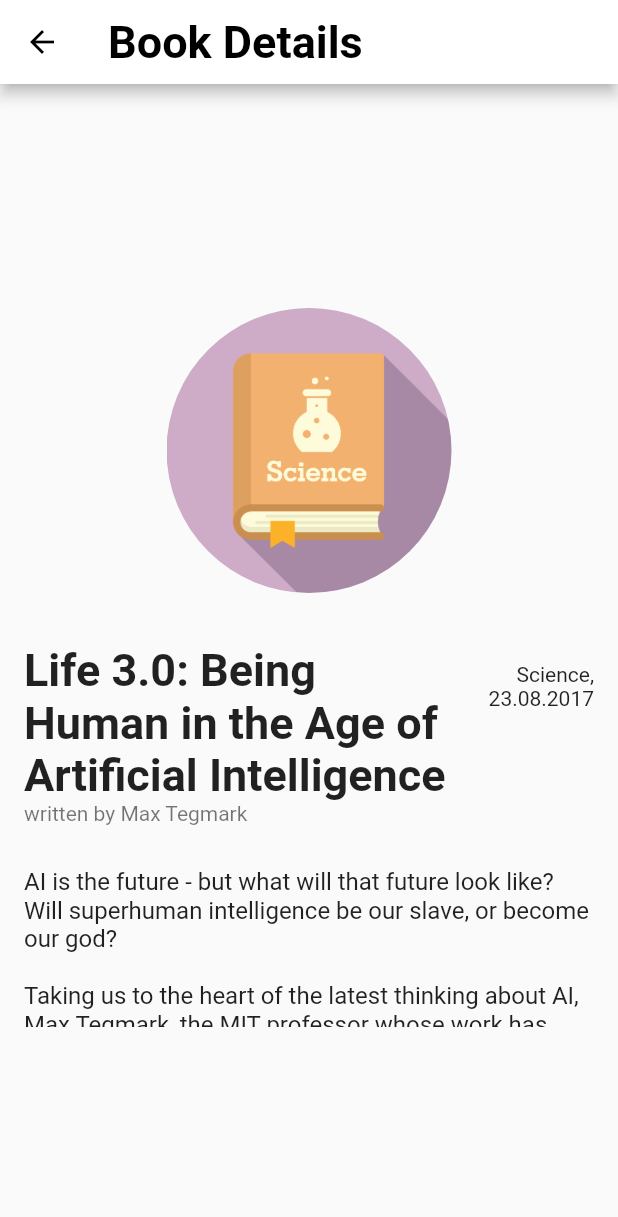
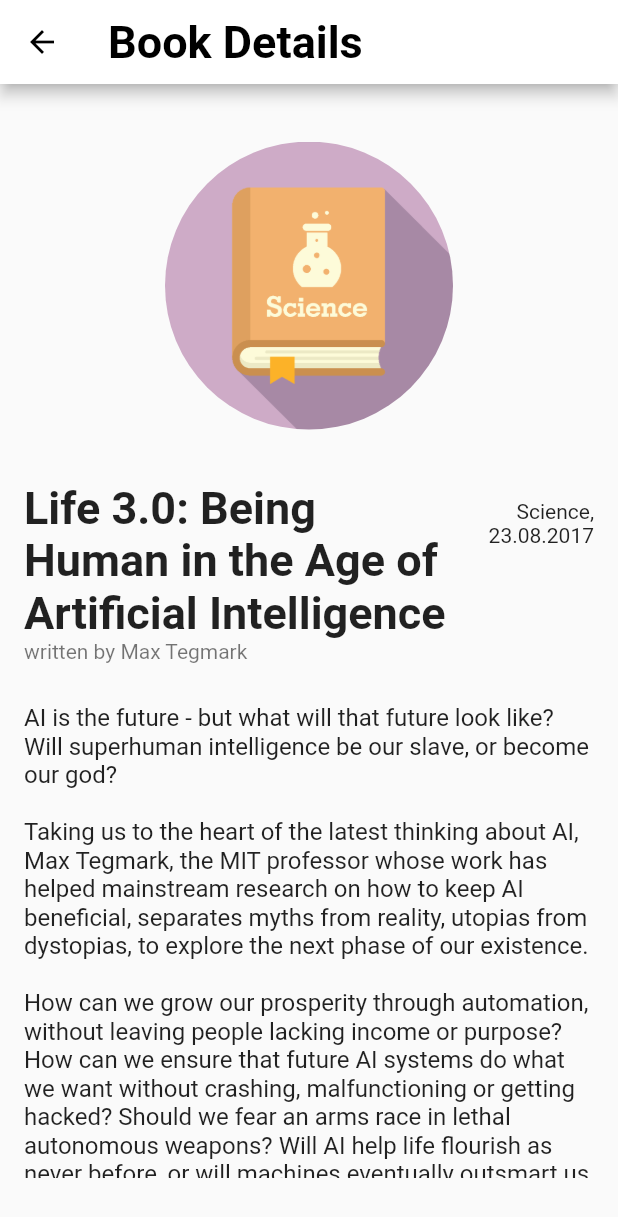
Before and after one commit to OliverKlukas/book_finder, a Flutter app: the screen it shows after launch, after a tap on "Life 3.0: Being Human in the Age of Arti", on a phone screen of 412 x 824 dp. Shown: the top 1217 px of the screen. Run offline on Flutter 3.47's test engine with Material 2 defaults, Android fonts, the phone set to English and light mode, and no system bars; our stand-ins replace flutter_typeahead.

Commit message:
integrated responsive design for web and mobile frontend versions

```diff
--- a/lib/components/library_tile_widget.dart
+++ b/lib/components/library_tile_widget.dart
@@ -20,18 +20,18 @@
             children: <Widget>[
               Text(
                 book.title,
-                maxLines: 2,
-                overflow: TextOverflow.ellipsis,
-                style: const TextStyle(
+                style: TextStyle(
                   fontSize: 22.0,
                   fontWeight: FontWeight.bold,
                 ),
+                maxLines: 1,
+                overflow: TextOverflow.ellipsis,
               ),
-              const Padding(padding: EdgeInsets.only(bottom: 2.0)),
               Text(
-                'written by ${book.author}',
-                style: const TextStyle(
-                  fontSize: 16.0,
+                book.author,
+                maxLines: 1,
+                style: TextStyle(
+                  fontSize: 18.0,
                   color: Colors.black54,
                 ),
               ),
@@ -46,15 +46,17 @@
             children: <Widget>[
               Text(
                 book.genre,
-                style: const TextStyle(
-                  fontSize: 16.0,
+                maxLines: 1,
+                style: TextStyle(
+                  fontSize: 18.0,
                   color: Colors.black87,
                 ),
               ),
               Text(
-                'Published on ' + DateFormat('dd.MM.y').format(book.date).toString(),
-                style: const TextStyle(
-                  fontSize: 16.0,
+                DateFormat('dd.MM.y').format(book.date),
+              maxLines: 1,
+                style: TextStyle(
+                  fontSize: 18.0,
                   color: Colors.black54,
                 ),
               ),
@@ -71,30 +73,48 @@
 
 /// Widget: library tile
 class LibraryTileWidget extends StatelessWidget {
-  const LibraryTileWidget({
+  LibraryTileWidget({
     Key? key,
     required this.book,
     required this.editCallback,
     required this.index,
+    required this.maxWidth,
+    required this.maxHeight,
   }) : super(key: key);
 
+  // size dimensions to ensure responsive design
+  double maxHeight;
+  double maxWidth;
+
   // book to show in tile
-  final Book book;
+  Book book;
 
   // index to enable in-place like editing
-  final int index;
+  int index;
 
   // callback to edit a book
-  final EditCallback editCallback;
+  EditCallback editCallback;
+
+  /// method to enable responsive tile scaling
+  double _responsiveSize(){
+    // landscape format
+    if(maxWidth > maxHeight){
+      return maxHeight/6 > 100.0 ? maxHeight/6 : 100.0;
+    }
+    // portrait format
+    else{
+      return maxWidth/6 > 100.0 ? maxWidth/6 : 100.0;
+    }
+  }
 
   @override
   Widget build(BuildContext context) {
     return Card(
         color: Colors.white,
         child: ListTile(
-          contentPadding: EdgeInsets.only(left: 16,right: 16,top: 10,bottom: 10),
+          contentPadding: EdgeInsets.only(left: 10,right: 10,top: 5,bottom: 5),
           title: SizedBox(
-            height: 140, // TODO: with that I should be able to control the size of the list depending on web/mobile
+            height: _responsiveSize(),
             child: Row(
               crossAxisAlignment: CrossAxisAlignment.start,
               children: <Widget>[
@@ -104,12 +124,11 @@
                     backgroundImage: Image.asset(
                             'images/${book.genre.toLowerCase().replaceAll(' ', '')}.png')
                         .image,
-                    maxRadius: 70,
                   ),
                 ),
                 Expanded(
                   child: Padding(
-                    padding: const EdgeInsets.fromLTRB(20.0, 0.0, 2.0, 0.0),
+                    padding: EdgeInsets.fromLTRB(20.0, 0.0, 2.0, 0.0),
                     child: _BookDescription(book: book),
                   ),
                 )
--- a/lib/views/details_view.dart
+++ b/lib/views/details_view.dart
@@ -25,27 +25,34 @@
           style: Theme.of(context).textTheme.headline1,
         ),
       ),
-      body: Center(
-        child: AspectRatio(
-          aspectRatio: 75/100,
+      body: LayoutBuilder(
+          builder: (BuildContext context, BoxConstraints constraints) {
+        return Center(
           child: Container(
-            margin: EdgeInsets.only(top: 40.0, bottom: 30.0),
-            child: ListView(children: <Widget>[
+            constraints: BoxConstraints(maxWidth: 750.0),
+            margin: EdgeInsets.only(
+                top: constraints.maxHeight / 20,
+                bottom: constraints.maxHeight / 20),
+            child: ListView(
+              children: <Widget>[
                 Center(
                   child: Container(
-                    width: 190.0,
-                    height: 190.0,
-                    margin: EdgeInsets.only(bottom: 30.0),
+                    width: constraints.maxHeight / 4,
+                    height: constraints.maxHeight / 4,
+                    margin: EdgeInsets.only(bottom: constraints.maxHeight / 25),
                     decoration: BoxDecoration(
                       shape: BoxShape.circle,
                       image: DecorationImage(
                         fit: BoxFit.fill,
-                        image: Image.asset('images/${widget.book.genre.toLowerCase().replaceAll(' ', '')}.png').image,
+                        image: Image.asset(
+                            'images/${widget.book.genre.toLowerCase().replaceAll(' ', '')}.png')
+                            .image,
                       ),
                     ),
-                  )
                   ),
-              Column(
+                ),
+                Container(
+                  child: Column(
                     children: <Widget>[
                       ListTile(
                         title: Text(
@@ -56,23 +63,28 @@
                           ),
                         ),
                         subtitle: Text('written by ${widget.book.author}'),
-                    trailing: Text('${widget.book.genre},\n${DateFormat('dd.MM.y').format(widget.book.date).toString()}', textAlign: TextAlign.right,),
+                        trailing: Text(
+                          '${widget.book.genre},\n${DateFormat('dd.MM.y').format(widget.book.date).toString()}',
+                          textAlign: TextAlign.right,
+                        ),
                       ),
                       ListTile(
                         title: Column(
                           crossAxisAlignment: CrossAxisAlignment.stretch,
                           children: <Widget>[
-                        SizedBox(height: 20),
+                            SizedBox(height: constraints.maxHeight / 40),
                             Text(widget.book.description),
                           ],
                         ),
                       )
                     ],
                   ),
-            ]),
                 ),
+              ],
             ),
           ),
         );
+      }),
+    );
   }
 }
--- a/lib/views/library_view.dart
+++ b/lib/views/library_view.dart
@@ -94,8 +94,9 @@
           style: Theme.of(context).textTheme.headline1,
         ),
       ),
-      body: Container(
-        child: Column(
+      body: LayoutBuilder(
+        builder: (BuildContext context, BoxConstraints constraints) {
+          return Column(
             children: <Widget>[
               Padding(
                 padding: EdgeInsets.only(top: 16,left: 16,right: 16),
@@ -133,7 +134,7 @@
                         padding: EdgeInsets.symmetric(horizontal: 10.0),
                         child: Icon(Icons.delete),
                       ),
-                      key: Key(_displayedBooks[index].title),
+                      key: Key(_displayedBooks[index].title), // TODO: make this the backend id?
                       confirmDismiss: (DismissDirection direction) async{
                         return await popupDeletionDialog(context);
                       },
@@ -143,13 +144,14 @@
                           _allBooks.removeAt(index);
                         });
                       },
-                      child: LibraryTileWidget(book: _displayedBooks[index], editCallback: navigateAndPublishBooks, index: index),
+                      child: LibraryTileWidget(book: _displayedBooks[index], editCallback: navigateAndPublishBooks, index: index, maxHeight: constraints.maxHeight, maxWidth: constraints.maxWidth),
                     );
                   },
                 ),
               ),
             ],
-        )
+          );
+        },
       ),
       floatingActionButton: FloatingActionButton(
         onPressed: () {
--- a/lib/views/publish_view.dart
+++ b/lib/views/publish_view.dart
@@ -118,7 +118,7 @@
           this._typeAheadController.text = suggestion;
           setState(() {
             widget._newBook.genre = suggestion;
-            _genreSelected = true; // TODO: this is still trickable but worth fixing?
+            _genreSelected = true;
           });
         },
         validator: (String? value) {
@@ -156,7 +156,7 @@
             decoration: InputDecoration(
               hintText: 'Select publication date',
             ),
-            validator: (String? value) { //TODO: hier kann eine exception geworfen werden wenn null kommt, catchen oder unbehandelt lassen, programmablauf nicht gestoert
+            validator: (String? value) {
               // Assuring only valid dates in format DD.MM.YYYY are allowed
               final inputRestrictions = RegExp(r'^[0-9]{2}\.[0-9]{2}\.[0-9]{4}$');
               if (value == null || value.isEmpty || !inputRestrictions.hasMatch(value)) {
```
Also changed, not shown: 2 other files. Lines whose indentation alone changed are shown as unchanged.
